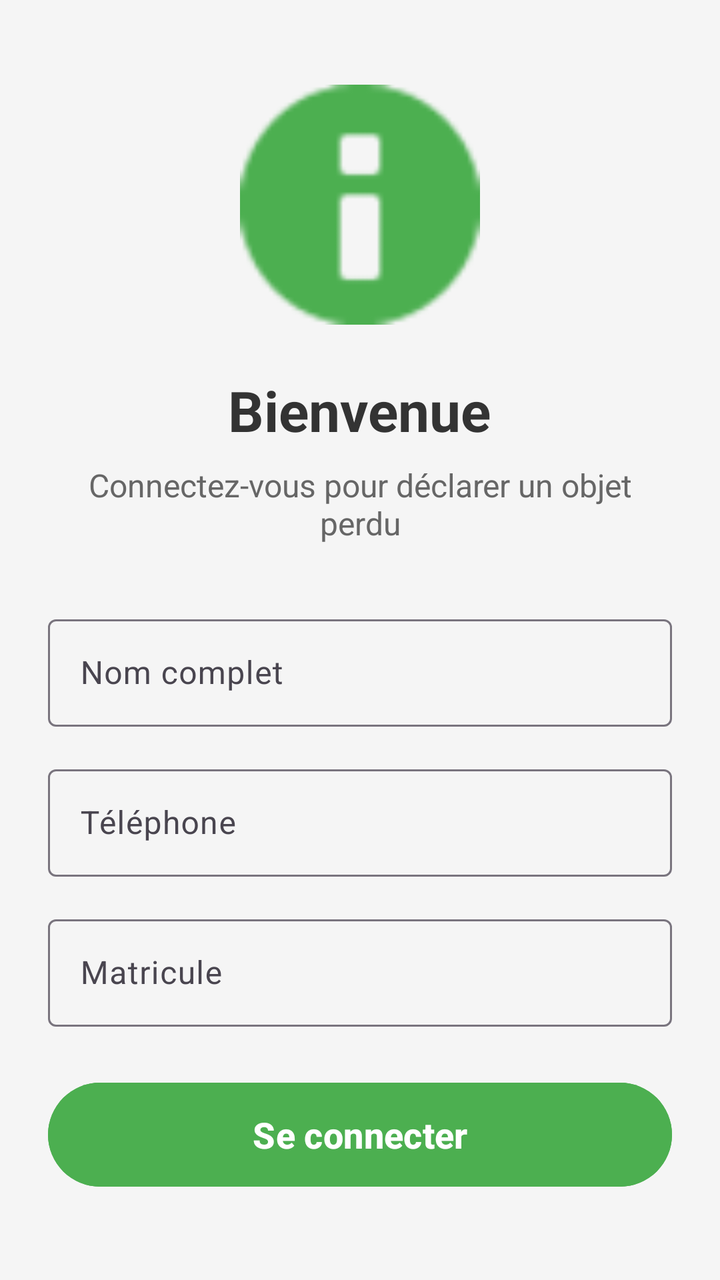
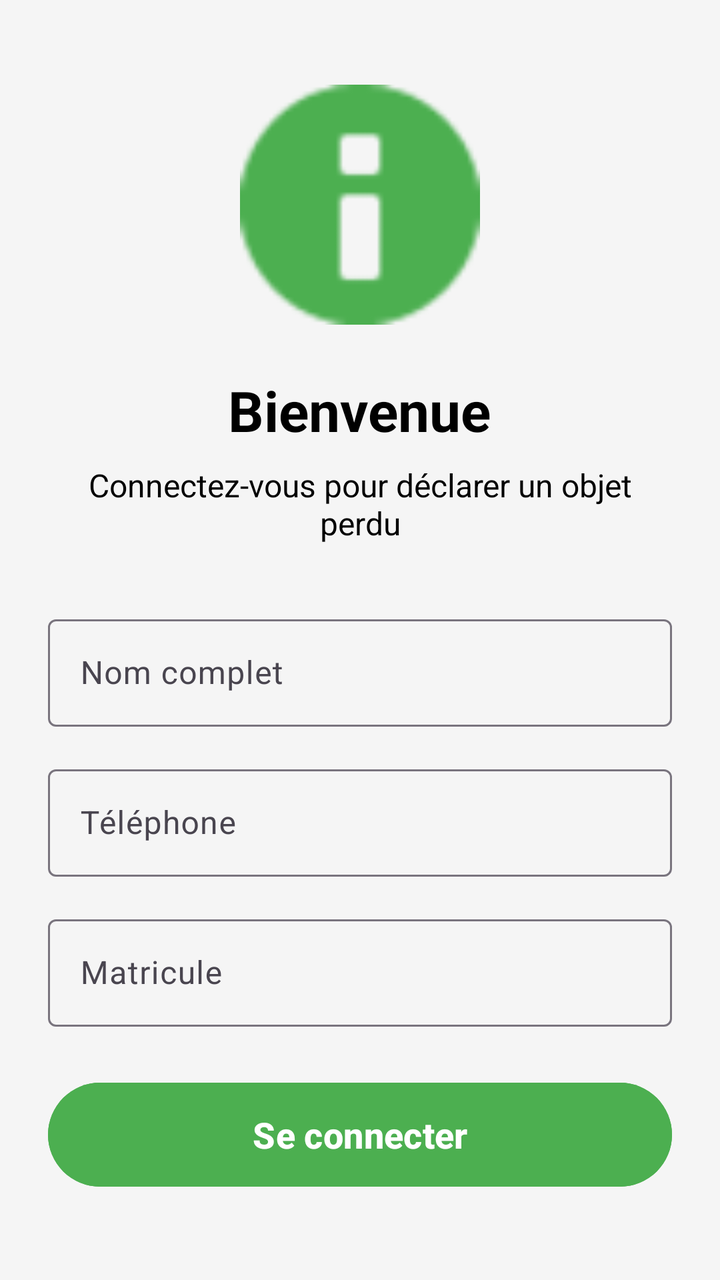

The first picture is an Android layout as it rendered before a commit; the second is the same layout after the commit. The layout source and the unified diff follow.
<!-- AndroidManifest.xml: application theme Theme.TPG12L3INF2526 -->
<!-- res/layout/fragment_login_user.xml -->
<?xml version="1.0" encoding="utf-8"?>
<ScrollView xmlns:android="http://schemas.android.com/apk/res/android"
    xmlns:app="http://schemas.android.com/apk/res-auto"
    android:layout_width="match_parent"
    android:layout_height="match_parent"
    android:fillViewport="true"
    android:background="#F5F5F5">

    <LinearLayout
        android:layout_width="match_parent"
        android:layout_height="wrap_content"
        android:orientation="vertical"
        android:gravity="center"
        android:padding="24dp">

        <ImageView
            android:layout_width="120dp"
            android:layout_height="120dp"
            android:src="@android:drawable/ic_dialog_info"
            android:layout_marginBottom="24dp"
            app:tint="#4CAF50" />

        <TextView
            android:layout_width="wrap_content"
            android:layout_height="wrap_content"
            android:text="Bienvenue"
            android:textSize="28sp"
            android:textStyle="bold"
            android:textColor="#333333"
            android:layout_marginBottom="8dp"/>

        <TextView
            android:layout_width="wrap_content"
            android:layout_height="wrap_content"
            android:text="Connectez-vous pour déclarer un objet perdu"
            android:textSize="16sp"
            android:textColor="#666666"
            android:gravity="center"
            android:layout_marginBottom="32dp"/>

        <com.google.android.material.textfield.TextInputLayout
            android:layout_width="match_parent"
            android:layout_height="wrap_content"
            android:layout_marginBottom="16dp"
            android:hint="Nom complet">

            <com.google.android.material.textfield.TextInputEditText
                android:id="@+id/editName"
                android:layout_width="match_parent"
                android:layout_height="wrap_content"
                android:inputType="textPersonName"
                android:padding="16dp"/>
        </com.google.android.material.textfield.TextInputLayout>

        <com.google.android.material.textfield.TextInputLayout
            android:layout_width="match_parent"
            android:layout_height="wrap_content"
            android:layout_marginBottom="16dp"
            android:hint="Téléphone">

            <com.google.android.material.textfield.TextInputEditText
                android:id="@+id/editPhone"
                android:layout_width="match_parent"
                android:layout_height="wrap_content"
                android:inputType="phone"
                android:padding="16dp"/>
        </com.google.android.material.textfield.TextInputLayout>

        <com.google.android.material.textfield.TextInputLayout
            android:layout_width="match_parent"
            android:layout_height="wrap_content"
            android:layout_marginBottom="24dp"
            android:hint="Matricule">

            <com.google.android.material.textfield.TextInputEditText
                android:id="@+id/editMatricule"
                android:layout_width="match_parent"
                android:layout_height="wrap_content"
                android:inputType="text"
                android:padding="16dp"/>
        </com.google.android.material.textfield.TextInputLayout>

        <Button
            android:id="@+id/buttonLogin"
            android:layout_width="match_parent"
            android:layout_height="60dp"
            android:text="Se connecter"
            android:textSize="18sp"
            android:textStyle="bold"
            android:backgroundTint="#4CAF50"
            android:textColor="#FFFFFF"/>

        <ProgressBar
            android:id="@+id/progressBar"
            android:layout_width="wrap_content"
            android:layout_height="wrap_content"
            android:layout_marginTop="16dp"
            android:visibility="gone"/>

    </LinearLayout>

</ScrollView>
<!-- resources referenced by this layout -->
<resources>
  <style name="Theme.TPG12L3INF2526" parent="Base.Theme.TPG12L3INF2526" />
  <style name="Base.Theme.TPG12L3INF2526" parent="Theme.Material3.DayNight.NoActionBar">
          
          
      </style>
</resources>

<!-- the commit's change to res/layout/fragment_login_user.xml (unified diff, before → after) -->
@@ -26,7 +26,7 @@
             android:text="Bienvenue"
             android:textSize="28sp"
             android:textStyle="bold"
-            android:textColor="#333333"
+            android:textColor="#000000"
             android:layout_marginBottom="8dp"/>
 
         <TextView
@@ -34,7 +34,7 @@
             android:layout_height="wrap_content"
             android:text="Connectez-vous pour déclarer un objet perdu"
             android:textSize="16sp"
-            android:textColor="#666666"
+            android:textColor="#000000"
             android:gravity="center"
             android:layout_marginBottom="32dp"/>
 
@@ -42,6 +42,7 @@
             android:layout_width="match_parent"
             android:layout_height="wrap_content"
             android:layout_marginBottom="16dp"
+            android:textColor="#000000"
             android:hint="Nom complet">
 
             <com.google.android.material.textfield.TextInputEditText
@@ -49,6 +50,7 @@
                 android:layout_width="match_parent"
                 android:layout_height="wrap_content"
                 android:inputType="textPersonName"
+                android:textColor="#000000"
                 android:padding="16dp"/>
         </com.google.android.material.textfield.TextInputLayout>
 
@@ -56,12 +58,14 @@
             android:layout_width="match_parent"
             android:layout_height="wrap_content"
             android:layout_marginBottom="16dp"
+            android:textColor="#000000"
             android:hint="Téléphone">
 
             <com.google.android.material.textfield.TextInputEditText
                 android:id="@+id/editPhone"
                 android:layout_width="match_parent"
                 android:layout_height="wrap_content"
+                android:textColor="#000000"
                 android:inputType="phone"
                 android:padding="16dp"/>
         </com.google.android.material.textfield.TextInputLayout>
@@ -70,12 +74,14 @@
             android:layout_width="match_parent"
             android:layout_height="wrap_content"
             android:layout_marginBottom="24dp"
+            android:textColor="#000000"
             android:hint="Matricule">
 
             <com.google.android.material.textfield.TextInputEditText
                 android:id="@+id/editMatricule"
                 android:layout_width="match_parent"
                 android:layout_height="wrap_content"
+                android:textColor="#000000"
                 android:inputType="text"
                 android:padding="16dp"/>
         </com.google.android.material.textfield.TextInputLayout>
